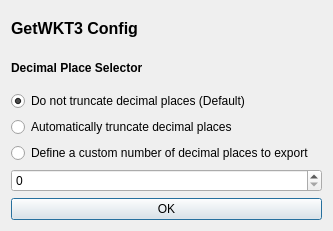
Old version of the form getwkt3_config_base.ui in the repository skeenp/QGIS3-getWKT.
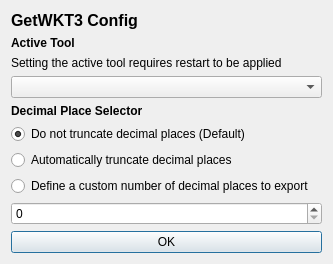
New version of the form. Icons and pictures are not drawn.

Patch:
```diff
--- a/getwkt3_config_base.ui
+++ b/getwkt3_config_base.ui
@@ -7,7 +7,7 @@
     <x>0</x>
     <y>0</y>
     <width>333</width>
-    <height>231</height>
+    <height>237</height>
    </rect>
   </property>
   <property name="windowTitle">
@@ -34,6 +34,29 @@
        </property>
       </widget>
      </item>
+     <item>
+      <widget class="QLabel" name="tool_lblActive">
+       <property name="font">
+        <font>
+         <weight>75</weight>
+         <bold>true</bold>
+        </font>
+       </property>
+       <property name="text">
+        <string>Active Tool</string>
+       </property>
+      </widget>
+     </item>
+     <item>
+      <widget class="QLabel" name="tool_lblLabel">
+       <property name="text">
+        <string>Setting the active tool requires restart to be applied</string>
+       </property>
+      </widget>
+     </item>
+     <item>
+      <widget class="QComboBox" name="tool_cmbDefault"/>
+     </item>
      <item>
       <widget class="QLabel" name="dp_lblSubTitle">
        <property name="font">
```
